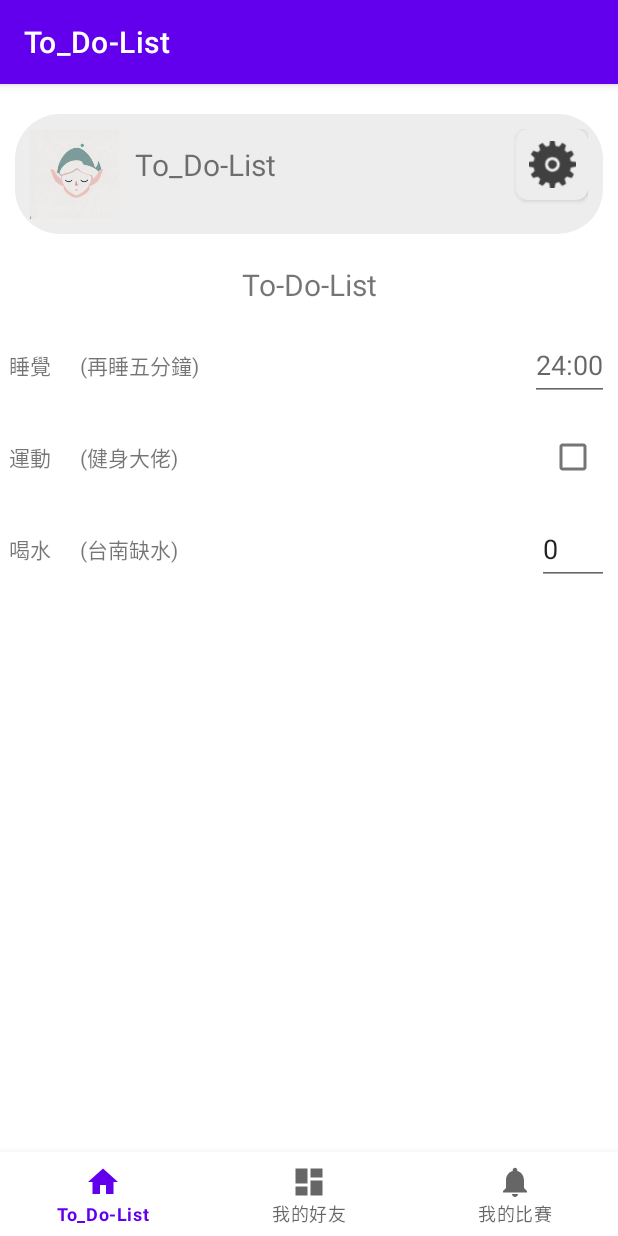
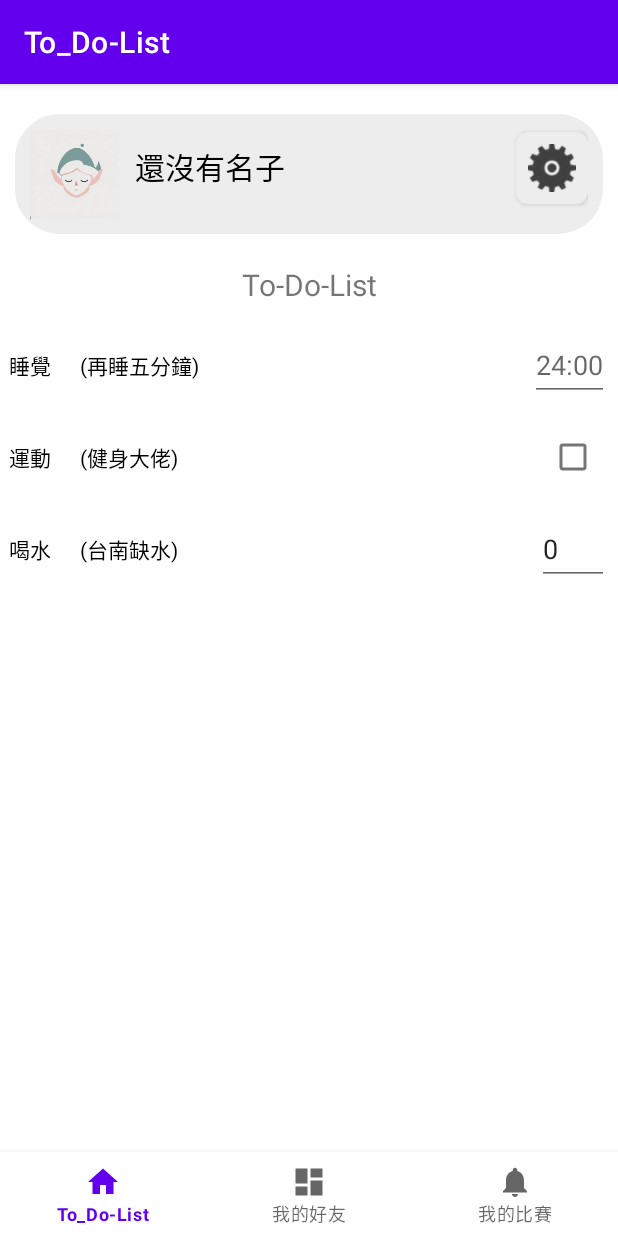
Before and after one commit to heavenrain/StriveLife, an Android app: the screen it shows after launch (MainActivity), on a phone screen of 412 x 824 dp. Run offline under Robolectric (Android 15) with nearby library versions, the phone set to English and light mode, and no system bars; our stand-ins replace navigation-ui.

Commit message:
Add change name function

```diff
--- a/app/src/main/java/com/example/strivelifeapplication/ui/dashboard/DashboardFragment.java
+++ b/app/src/main/java/com/example/strivelifeapplication/ui/dashboard/DashboardFragment.java
@@ -66,7 +66,8 @@ public class DashboardFragment extends Fragment {
                 dialog.getButton(AlertDialog.BUTTON_POSITIVE).setOnClickListener((c -> {
                     int id = Integer.parseInt(editNumber.getText().toString());
                     Friend friend = new Friend(id,"無名"+Integer.toString(id));
-                    dashboardViewModel.addFriend(friend);
+                    friendList.add(friend);
+                    dashboardViewModel.updataFriendList(friendList);
                     //create an ArrayAdaptar from the String Array
                     friendAdapter = new FriendAdapter(requireContext(), R.layout.friend_info, friendList);
                     ListView listView = root.findViewById(R.id.listView2);
--- a/app/src/main/java/com/example/strivelifeapplication/ui/dashboard/DashboardViewModel.java
+++ b/app/src/main/java/com/example/strivelifeapplication/ui/dashboard/DashboardViewModel.java
@@ -25,7 +25,7 @@ public class DashboardViewModel extends ViewModel {
         return friendList;
     }
 
-    public void addFriend(Friend friend) {
-        friendList.add(friend);
+    public void updataFriendList(ArrayList<Friend> friendlist) {
+        this.friendList = friendlist;
     }
 }
--- a/app/src/main/java/com/example/strivelifeapplication/ui/dashboard/Friend.java
+++ b/app/src/main/java/com/example/strivelifeapplication/ui/dashboard/Friend.java
@@ -11,7 +11,6 @@ public class Friend {
     // ====================
     public Friend(int id, String name) {
         super();
-        this.id = id;
         this.name = name;
     }
 
--- a/app/src/main/res/layout/fragment_home.xml
+++ b/app/src/main/res/layout/fragment_home.xml
@@ -27,12 +27,13 @@
                 android:background="@drawable/circle_background" />
 
             <TextView
-                android:id="@+id/name_textView"
+                android:id="@+id/textView_name"
                 android:layout_width="match_parent"
                 android:layout_height="wrap_content"
                 android:padding="10dp"
-                android:text="@string/title_home"
+                android:text="還沒有名子"
                 android:textSize="20sp"
+                android:textColor="@color/black"
                 android:drawablePadding="8dp"
                 android:layout_toEndOf="@id/avatar" />
 
@@ -44,13 +45,13 @@
                 android:layout_height="48dp"
                 android:scaleType="centerInside"
                 android:layout_alignParentEnd="true"
-                android:layout_alignBottom="@id/name_textView"
+                android:layout_alignBottom="@id/textView_name"
                 android:contentDescription="Settings"
                 android:src="@drawable/settings"/>
 
             <ListView
                 android:id="@+id/settingsListView"
-                android:layout_width="200dp"
+                android:layout_width="match_parent"
                 android:layout_height="wrap_content"
                 android:visibility="gone"
                 android:divider="@color/divider_color"
--- a/app/src/main/res/layout/friend_info.xml
+++ b/app/src/main/res/layout/friend_info.xml
@@ -9,6 +9,7 @@
         android:id="@+id/name"
         android:layout_width="wrap_content"
         android:layout_height="wrap_content"
-        android:text="TextView" />
+        android:text="TextView"
+        android:textColor="@color/black" />
 
 </RelativeLayout>
--- a/app/src/main/res/layout/task0_info.xml
+++ b/app/src/main/res/layout/task0_info.xml
@@ -11,7 +11,8 @@
         android:layout_height="wrap_content"
         android:layout_alignParentLeft="true"
         android:layout_centerVertical="true"
-        android:text="TaskName" />
+        android:text="TaskName"
+        android:textColor="@color/black" />
 
     <TextView
         android:id="@+id/task0_group"
@@ -20,7 +21,8 @@
         android:layout_toRightOf="@+id/task0_name"
         android:layout_marginLeft="16dp"
         android:layout_centerVertical="true"
-        android:text="GroupName" />
+        android:text="GroupName"
+        android:textColor="@color/black" />
 
     <CheckBox
         android:id="@+id/task0_checkbox"
--- a/app/src/main/res/layout/task1_info.xml
+++ b/app/src/main/res/layout/task1_info.xml
@@ -11,7 +11,8 @@
         android:layout_height="wrap_content"
         android:layout_alignParentLeft="true"
         android:layout_centerVertical="true"
-        android:text="Name" />
+        android:text="Name"
+        android:textColor="@color/black" />
 
     <TextView
         android:id="@+id/task1_group"
@@ -20,7 +21,8 @@
         android:layout_toRightOf="@+id/task1_name"
         android:layout_marginLeft="16dp"
         android:layout_centerVertical="true"
-        android:text="TextView" />
+        android:text="TextView"
+        android:textColor="@color/black" />
 
     <EditText
         android:id="@+id/task1_amount"
--- a/app/src/main/res/layout/task2_info.xml
+++ b/app/src/main/res/layout/task2_info.xml
@@ -11,7 +11,8 @@
         android:layout_height="wrap_content"
         android:layout_alignParentLeft="true"
         android:layout_centerVertical="true"
-        android:text="Name" />
+        android:text="Name"
+        android:textColor="@color/black" />
 
     <TextView
         android:id="@+id/task2_group"
@@ -20,7 +21,8 @@
         android:layout_toRightOf="@+id/task2_name"
         android:layout_marginLeft="16dp"
         android:layout_centerVertical="true"
-        android:text="TextView" />
+        android:text="TextView"
+        android:textColor="@color/black" />
 
     <EditText
         android:id="@+id/task2_time"
--- a/app/src/main/res/values-night/themes.xml
+++ /dev/null
@@ -1,16 +0,0 @@
-<resources xmlns:tools="http://schemas.android.com/tools">
-    <!-- Base application theme. -->
-    <style name="Theme.StriveLifeApplication" parent="Theme.MaterialComponents.DayNight.DarkActionBar">
-        <!-- Primary brand color. -->
-        <item name="colorPrimary">@color/purple_200</item>
-        <item name="colorPrimaryVariant">@color/purple_700</item>
-        <item name="colorOnPrimary">@color/black</item>
-        <!-- Secondary brand color. -->
-        <item name="colorSecondary">@color/teal_200</item>
-        <item name="colorSecondaryVariant">@color/teal_200</item>
-        <item name="colorOnSecondary">@color/black</item>
-        <!-- Status bar color. -->
-        <item name="android:statusBarColor">?attr/colorPrimaryVariant</item>
-        <!-- Customize your theme here. -->
-    </style>
-</resources>
--- a/app/src/main/res/values/themes.xml
+++ b/app/src/main/res/values/themes.xml
@@ -1,14 +1,14 @@
 <resources xmlns:tools="http://schemas.android.com/tools">
     <!-- Base application theme. -->
-    <style name="Theme.StriveLifeApplication" parent="Theme.MaterialComponents.DayNight.DarkActionBar">
+    <style name="Theme.StriveLifeApplication" parent="Theme.MaterialComponents.Light.DarkActionBar">
         <!-- Primary brand color. -->
         <item name="colorPrimary">@color/purple_500</item>
         <item name="colorPrimaryVariant">@color/purple_700</item>
         <item name="colorOnPrimary">@color/white</item>
         <!-- Secondary brand color. -->
-<!--        <item name="colorSecondary">@color/teal_200</item>-->
-<!--        <item name="colorSecondaryVariant">@color/teal_700</item>-->
-<!--        <item name="colorOnSecondary">@color/black</item>-->
+        <item name="colorSecondary">@color/teal_200</item>
+        <item name="colorSecondaryVariant">@color/teal_700</item>
+        <item name="colorOnSecondary">@color/black</item>
         <!-- Status bar color. -->
 <!--        <item name="android:statusBarColor">?attr/colorPrimaryVariant</item>-->
         <!-- Customize your theme here. -->
```
Also changed, not shown: app/src/main/java/com/example/strivelifeapplication/ui/home/HomeFragment.java (+102 -3 lines), app/src/main/java/com/example/strivelifeapplication/ui/home/HomeViewModel.java (+23 -0 lines), app/src/main/res/layout/change_name_window.xml (added, +25 -0 lines).
